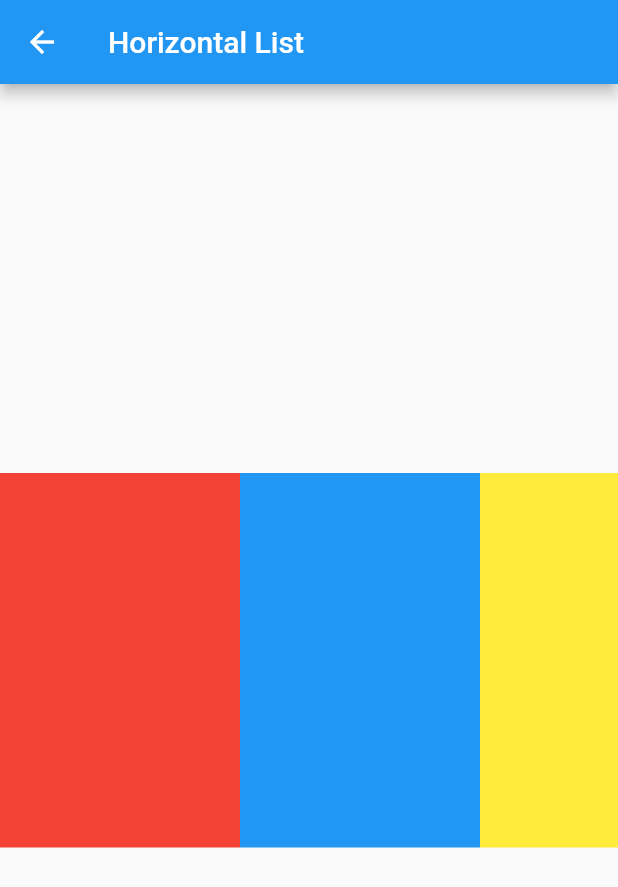
After one commit to HeathWang/flutterStudy, a Flutter app: the HorizontalListPage screen opened by its route, on a phone screen of 412 x 824 dp. The commit adds this screen. Shown: the top 887 px of the screen. Run offline on Flutter 3.47's test engine with Material 2 defaults, Android fonts, the phone set to English and light mode, and no system bars; our stand-ins replace cached_network_image, transparent_image.

Commit message:
horizontal List

```diff
--- /dev/null
+++ b/project/cookbook_demo/lib/listDemo.dart
@@ -0,0 +1,27 @@
+import 'package:flutter/material.dart';
+
+class HorizontalListPage extends StatelessWidget {
+  @override
+  Widget build(BuildContext context) {
+    return Scaffold(
+      appBar: AppBar(title: Text('Horizontal List')),
+      body: Center(
+        child: Container(
+          margin: EdgeInsets.symmetric(vertical: 100.0),
+          padding: EdgeInsets.fromLTRB(0.0, 0.0, 0.0, 0.0),
+          height: 250.0,
+          child: ListView(
+            scrollDirection: Axis.horizontal,
+            children: <Widget>[
+              Container(width: 160.0, color: Colors.red),
+              Container(width: 160.0, color: Colors.blue),
+              Container(width: 160.0, color: Colors.yellow),
+              Container(width: 160.0, color: Colors.purple),
+              Container(width: 160.0, color: Colors.blueAccent),
+            ],
+          ),
+        ),
+      ),
+    );
+  }
+}
--- a/project/cookbook_demo/lib/main.dart
+++ b/project/cookbook_demo/lib/main.dart
@@ -1,5 +1,6 @@
 import 'package:flutter/material.dart';
 import 'basicDesign.dart';
+import 'listDemo.dart';
 
 void main() {
   runApp(MainPage());
@@ -20,7 +21,7 @@ class MainPage extends StatelessWidget {
             OrientationList(title: 'Orientation'),
         '/fadeImage': (BuildContext content) => MyFadeImagePage(),
         '/cacheImage': (BuildContext context) => CacheImageDemo(),
-
+        '/horizontalList': (BuildContext context) => HorizontalListPage(),
       },
       theme: ThemeData(primaryColor: Colors.blue),
     );
@@ -35,6 +36,7 @@ class MyMenuPage extends StatelessWidget {
     'Updating the UI based on orientation',
     'Fade in images with a placeholder',
     'Working with cached images',
+    'Create a horizontal list',
   ];
 
   @override
@@ -68,6 +70,9 @@ class MyMenuPage extends StatelessWidget {
                       break;
                     case 5:
                       Navigator.of(context).pushNamed('/cacheImage');
+                      break;
+                    case 6:
+                      Navigator.of(context).pushNamed('/horizontalList');
                   }
                 },
               ),
```
